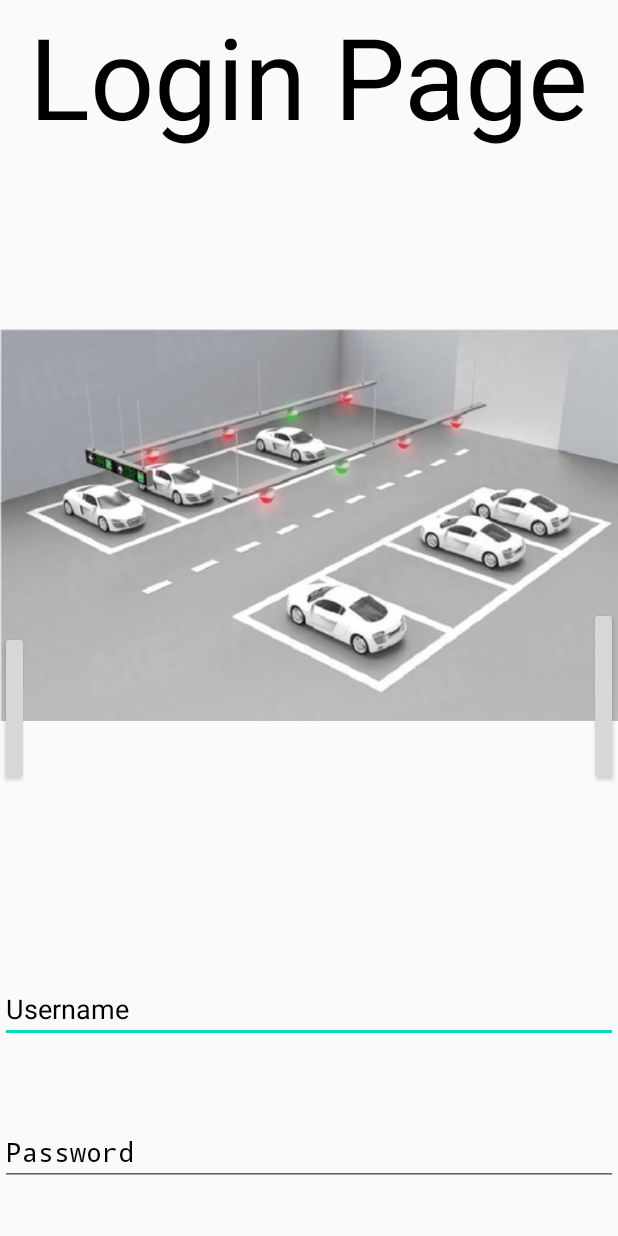
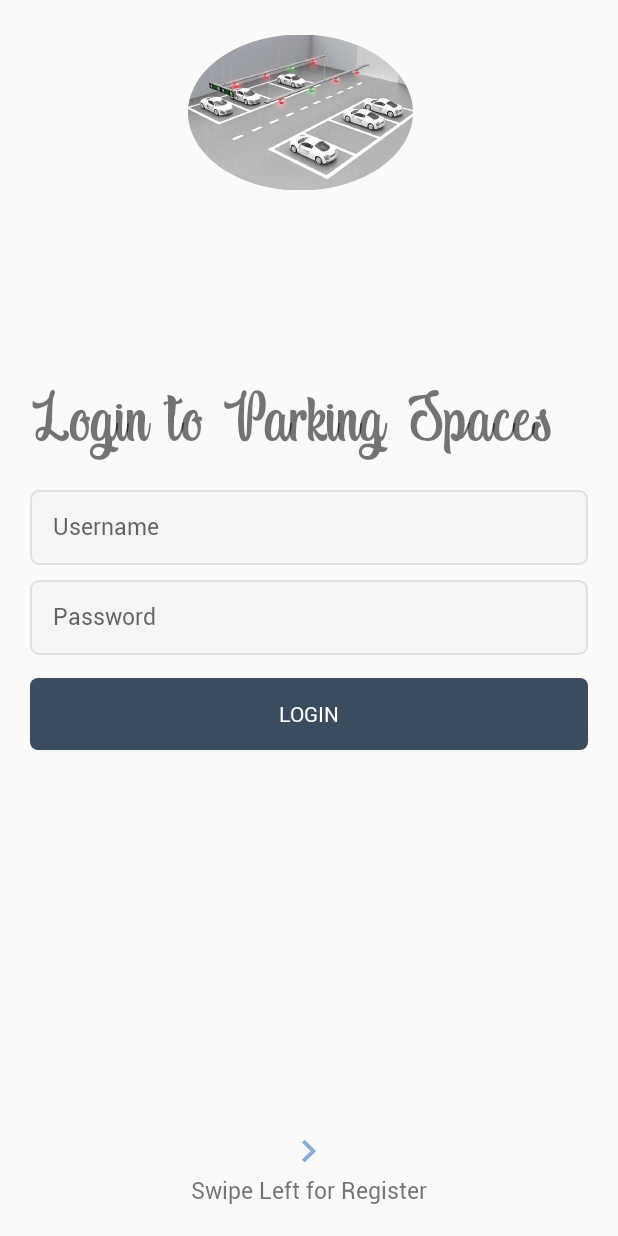
Before and after one commit to Parking-Spaces/Android, an Android app: the screen it shows after launch (MainActivity), on a phone screen of 412 x 824 dp. Run offline under Robolectric (Android 15) with nearby library versions, the phone set to English and light mode, and no system bars.

Commit message:
layout inicial criado e só com um warking

```diff
--- /dev/null
+++ b/app/src/main/java/com/example/parkingspaces/LoginFragment.java
@@ -0,0 +1,22 @@
+package com.example.parkingspaces;
+
+
+import android.os.Bundle;
+import android.support.v4.app.Fragment;
+import android.view.LayoutInflater;
+import android.view.View;
+import android.view.ViewGroup;
+
+public class LoginFragment extends Fragment {
+
+
+    public LoginFragment() {
+
+    }
+
+    @Override
+    public View onCreateView(LayoutInflater inflater, ViewGroup container, Bundle savedInstanceState) {
+        return inflater.inflate(R.layout.fragment_login, container, false);
+    }
+
+}
--- a/app/src/main/java/com/example/parkingspaces/MainActivity.java
+++ b/app/src/main/java/com/example/parkingspaces/MainActivity.java
@@ -1,39 +1,50 @@
 package com.example.parkingspaces;
 
-import android.app.Activity;
+import android.support.v4.app.*;
+import android.support.v4.view.ViewPager;
+import android.support.v7.app.AppCompatActivity;
 import android.os.Bundle;
 
-import android.widget.Button;
-import android.widget.EditText;
-import android.widget.Toast;
+import java.util.ArrayList;
 
-
-public class MainActivity extends Activity  {
-    Button b1,b2;
-    EditText ed1,ed2;
+public class MainActivity extends AppCompatActivity {
 
     @Override
     protected void onCreate(Bundle savedInstanceState) {
         super.onCreate(savedInstanceState);
         setContentView(R.layout.activity_main);
 
-        b1 = (Button)findViewById(R.id.button);
-        ed1 = (EditText)findViewById(R.id.editText);
-        ed2 = (EditText)findViewById(R.id.editText2);
+        ViewPager viewPager = findViewById(R.id.viewPager);
 
-        b2 = (Button)findViewById(R.id.button2);
+        AuthenticationPagerAdapter pagerAdapter = new AuthenticationPagerAdapter(getSupportFragmentManager());
+        pagerAdapter.addFragment(new LoginFragment());
+        pagerAdapter.addFragment(new RegisterFragment());
+        viewPager.setAdapter(pagerAdapter);
+    }
+    static class AuthenticationPagerAdapter extends FragmentPagerAdapter {
 
-        b1.setOnClickListener(v -> {
-            if(ed1.getText().toString().equals("admin") &&
-                    ed2.getText().toString().equals("admin")) {
-                Toast.makeText(getApplicationContext(),
-                        "Redirecting...",Toast.LENGTH_SHORT).show();
-            }
+        private final ArrayList<Fragment> fragmentList = new ArrayList<>();
 
-            else
-                Toast.makeText(getApplicationContext(), "Wrong credentials",Toast.LENGTH_SHORT).show();
-        });
+        public AuthenticationPagerAdapter(FragmentManager manager) {
 
-        b2.setOnClickListener(v -> finish());
+            super(manager);
+        }
+
+        @Override
+        public Fragment getItem(int i) {
+
+            return fragmentList.get(i);
+        }
+
+        @Override
+        public int getCount() {
+
+            return fragmentList.size();
+        }
+
+        void addFragment(Fragment fragment) {
+
+            fragmentList.add(fragment);
+        }
     }
 }
--- /dev/null
+++ b/app/src/main/java/com/example/parkingspaces/RegisterFragment.java
@@ -0,0 +1,24 @@
+package com.example.parkingspaces;
+
+
+import android.os.Bundle;
+import android.support.v4.app.Fragment;
+import android.view.LayoutInflater;
+import android.view.View;
+import android.view.ViewGroup;
+
+
+public class RegisterFragment extends Fragment {
+
+
+    public RegisterFragment() {
+
+    }
+
+    @Override
+    public View onCreateView(LayoutInflater inflater, ViewGroup container, Bundle savedInstanceState) {
+
+        return inflater.inflate(R.layout.fragment_register, container, false);
+    }
+
+}
--- /dev/null
+++ b/app/src/main/res/drawable-v24/button_custom.xml
@@ -0,0 +1,14 @@
+<?xml version="1.0" encoding="utf-8"?>
+<shape xmlns:android="http://schemas.android.com/apk/res/android"
+    android:padding="10dp"
+    android:shape="rectangle" >
+
+    <solid android:color="#3b4c5e" />
+
+    <corners
+        android:bottomLeftRadius="5dp"
+        android:bottomRightRadius="5dp"
+        android:topLeftRadius="5dp"
+        android:topRightRadius="5dp" />
+
+</shape>
--- /dev/null
+++ b/app/src/main/res/drawable-v24/swipe_right.xml
@@ -0,0 +1,12 @@
+<vector xmlns:tools="http://schemas.android.com/tools"
+    android:height="24dp"
+    android:tint="@color/colorPrimary"
+    android:viewportHeight="24.0"
+    android:viewportWidth="24.0"
+    android:width="24dp"
+    xmlns:android="http://schemas.android.com/apk/res/android"
+    tools:ignore="VectorRaster">
+    <path
+        android:fillColor="#b3d2f1"
+        android:pathData="M8.59,16.34l4.58,-4.59 -4.58,-4.59L10,5.75l6,6 -6,6z"/>
+</vector>
--- /dev/null
+++ b/app/src/main/res/drawable-v24/text_box_custom.xml
@@ -0,0 +1,20 @@
+<?xml version="1.0" encoding="utf-8"?>
+<shape
+
+    xmlns:android="http://schemas.android.com/apk/res/android"
+    android:padding="10dp"
+    android:shape="rectangle">
+
+    <solid android:color="#f5f5f5" />
+
+    <stroke
+        android:width="1dp"
+        android:color="#e0e0e0" />
+
+    <corners
+        android:bottomLeftRadius="5dp"
+        android:bottomRightRadius="5dp"
+        android:topLeftRadius="5dp"
+        android:topRightRadius="5dp" />
+
+</shape>
--- a/app/src/main/res/layout/activity_main.xml
+++ b/app/src/main/res/layout/activity_main.xml
@@ -1,89 +1,14 @@
-<?xml version = "1.0" encoding = "utf-8"?>
+<?xml version="1.0" encoding="utf-8"?>
 <RelativeLayout
-    xmlns:android = "http://schemas.android.com/apk/res/android"
-    xmlns:tools = "http://schemas.android.com/tools"
-    android:width="100dp"
-    android:height = "100dp"
+    xmlns:android="http://schemas.android.com/apk/res/android"
+    xmlns:tools="http://schemas.android.com/tools"
     android:layout_width="match_parent"
     android:layout_height="match_parent"
-    android:orientation="vertical"
-    android:gravity="center"
-    tools:context = ".MainActivity">
+    tools:context=".MainActivity">
 
-    <TextView
-        android:text = "Login Page"
-        android:layout_width="wrap_content"
-        android:layout_height = "wrap_content"
-        android:id = "@+id/textview"
-        android:textSize = "75dp"
-        android:textColor="@color/black"
-        android:layout_alignParentTop = "true"
-        android:layout_centerHorizontal = "true"
-        tools:ignore="HardcodedText,SpUsage" />
-
-    <EditText
-        android:id="@+id/editText"
-        android:layout_width="wrap_content"
-        android:layout_height="wrap_content"
-        android:layout_below="@+id/imageView"
-        android:layout_alignParentStart="true"
-        android:layout_alignParentLeft="true"
-        android:layout_alignParentEnd="true"
-        android:layout_alignParentRight="true"
-        android:layout_marginTop="50dp"
-        android:focusable="true"
-        android:hint="Username"
-        android:textColorHighlight="@android:color/black"
-        android:textColorHint="@android:color/black"
-        tools:ignore="Autofill,HardcodedText,TextFields" />
-
-    <ImageView
-        android:layout_width="500dp"
-        android:layout_height="500dp"
-        android:id="@+id/imageView"
-        android:src="@drawable/parking"
-        android:layout_centerHorizontal="true"
-        android:layout_marginTop="100dp"
-        tools:ignore="ContentDescription" />
-
-    <EditText
-        android:id="@+id/editText2"
-        android:layout_width="wrap_content"
-        android:layout_height="wrap_content"
-        android:layout_below="@+id/editText"
-        android:layout_alignEnd="@+id/editText"
-        android:layout_alignRight="@+id/editText"
-        android:layout_alignParentStart="true"
-        android:layout_alignParentLeft="true"
-        android:layout_marginTop="50dp"
-        android:ems="10"
-        android:hint="Password"
-        android:inputType="textPassword"
-        android:textColorHint="@android:color/black"
-        tools:ignore="Autofill,HardcodedText" />
-
-    <Button
-        android:id="@+id/button"
-        android:layout_width="wrap_content"
-        android:layout_height="wrap_content"
-        android:layout_alignParentBottom="true"
-        android:layout_marginEnd="0dp"
-        android:layout_marginRight="0dp"
-        android:layout_marginBottom="300dp"
-        android:layout_toStartOf="@+id/textview"
-        android:layout_toLeftOf="@+id/textview"
-        android:text="login"
-        tools:ignore="HardcodedText" />
-
-    <Button
-        android:id="@+id/button2"
-        android:layout_width="wrap_content"
-        android:layout_height="wrap_content"
-        android:layout_alignParentBottom="true"
-        android:layout_marginBottom="300dp"
-        android:layout_toEndOf="@+id/textview"
-        android:layout_toRightOf="@+id/textview"
-        android:text="Cancel"
-        tools:ignore="HardcodedText" />
+    <android.support.v4.view.ViewPager
+        android:id="@+id/viewPager"
+        android:layout_width="match_parent"
+        android:layout_height="match_parent"/>
 
 </RelativeLayout>
--- /dev/null
+++ b/app/src/main/res/layout/fragment_login.xml
@@ -0,0 +1,96 @@
+<?xml version="1.0" encoding="utf-8"?>
+<RelativeLayout
+
+    xmlns:android="http://schemas.android.com/apk/res/android"
+    xmlns:tools="http://schemas.android.com/tools"
+    android:layout_width="match_parent"
+    android:layout_height="match_parent"
+    tools:context=".LoginFragment">
+
+    <TextView
+        android:id="@+id/title"
+        android:layout_width="wrap_content"
+        android:layout_height="wrap_content"
+        android:text="@string/app_name_login"
+        android:textSize="50sp"
+        android:fontFamily="@font/indigo_daisy"
+        android:layout_marginStart="20dp"
+        android:layout_marginBottom="20dp"
+        android:layout_marginLeft="20dp"
+        android:layout_above="@id/username"/>
+
+    <ImageView
+        android:id="@+id/logo"
+        android:layout_width="150dp"
+        android:layout_height="130dp"
+        android:layout_alignParentTop="true"
+        android:layout_marginStart="125dp"
+        android:layout_marginLeft="25dp"
+        android:layout_marginTop="10dp"
+        android:src="@drawable/parking"
+        tools:ignore="ContentDescription" />
+
+    <EditText
+        android:id="@+id/username"
+        android:layout_width="match_parent"
+        android:layout_height="50dp"
+        android:hint="@string/username"
+        android:layout_marginLeft="20dp"
+        android:layout_marginRight="20dp"
+        android:padding="15dp"
+        android:inputType="text"
+        android:fontFamily="@font/roboto_regular"
+        android:layout_above="@id/password"
+        android:background="@drawable/text_box_custom"
+        android:textSize="15sp"
+        android:importantForAutofill="no" />
+
+    <EditText
+        android:id="@+id/password"
+        android:layout_width="match_parent"
+        android:layout_height="50dp"
+        android:hint="@string/password"
+        android:layout_marginLeft="20dp"
+        android:layout_marginRight="20dp"
+        android:layout_marginTop="10dp"
+        android:padding="15dp"
+        android:fontFamily="@font/roboto_regular"
+        android:inputType="textPassword"
+        android:layout_centerInParent="true"
+        android:background="@drawable/text_box_custom"
+        android:textSize="15sp"
+        android:importantForAutofill="no" />
+
+    <Button
+        android:id="@+id/button_login"
+        android:layout_width="match_parent"
+        android:layout_height="wrap_content"
+        android:layout_below="@id/password"
+        android:background="@drawable/button_custom"
+        android:layout_marginLeft="20dp"
+        android:layout_marginRight="20dp"
+        android:layout_marginTop="15dp"
+        android:fontFamily="@font/roboto_regular"
+        android:textColor="@android:color/white"
+        android:text="@string/login"/>
+
+    <ImageView
+        android:layout_width="30dp"
+        android:layout_height="30dp"
+        android:src="@drawable/swipe_right"
+        android:layout_above="@id/swipeRight"
+        android:layout_centerHorizontal="true"
+        tools:ignore="ContentDescription" />
+
+    <TextView
+        android:id="@+id/swipeRight"
+        android:layout_width="wrap_content"
+        android:layout_height="wrap_content"
+        android:text="@string/swipe_left_for_register"
+        android:textSize="15sp"
+        android:fontFamily="@font/roboto_regular"
+        android:layout_centerHorizontal="true"
+        android:layout_alignParentBottom="true"
+        android:layout_marginBottom="20dp"/>
+
+</RelativeLayout>
--- a/app/src/main/res/values/colors.xml
+++ b/app/src/main/res/values/colors.xml
@@ -1,10 +1,6 @@
 <?xml version="1.0" encoding="utf-8"?>
 <resources>
-    <color name="purple_200">#FFBB86FC</color>
-    <color name="purple_500">#FF6200EE</color>
-    <color name="purple_700">#FF3700B3</color>
-    <color name="teal_200">#FF03DAC5</color>
-    <color name="teal_700">#FF018786</color>
-    <color name="black">#FF000000</color>
-    <color name="white">#FFFFFFFF</color>
+    <color name="colorPrimary">#84acd4</color>
+    <color name="colorPrimaryDark">#6786a5</color>
+    <color name="colorAccent">#4a6076</color>
 </resources>
--- a/app/src/main/res/values/strings.xml
+++ b/app/src/main/res/values/strings.xml
@@ -1,3 +1,14 @@
 <resources>
     <string name="app_name">Parking Spaces</string>
+    <string name="app_name_login">Login to Parking Spaces</string>
+    <string name="swipe_left_for_register">Swipe Left for Register</string>
+    <string name="swipe_right_for_login">Swipe Right for Login</string>
+    <string name="login">Login</string>
+    <string name="register">Create your account</string>
+    <string name="username">Username</string>
+    <string name="password">Password</string>
+    <string name="re_type_password">Re-type Password</string>
+    <string name="name">Username</string>
+    <string name="email">Email address</string>
+    <string name="logo"/>
 </resources>
--- /dev/null
+++ b/app/src/main/res/values/styles.xml
@@ -0,0 +1,14 @@
+<resources>
+
+    <style name="AppTheme" parent="Theme.AppCompat.Light.DarkActionBar">
+        <item name="colorPrimary">#84acd4</item>
+        <item name="colorPrimaryDark">#6786a5</item>
+        <item name="colorAccent">#4a6076</item>
+    </style>
+
+    <style name="AppTheme.NoActionBar">
+        <item name="windowActionBar">false</item>
+        <item name="windowNoTitle">true</item>
+    </style>
+
+</resources>
```
Also changed, not shown: app/build.gradle (+8 -4 lines), app/src/main/AndroidManifest.xml (+7 -4 lines), app/src/main/res/drawable-v24/swipe_left.xml (added, +12 -0 lines), app/src/main/res/layout/fragment_register.xml (added, +129 -0 lines), app/src/main/res/drawable-v24/parking.png, app/src/main/res/font/indigo_daisy.ttf (added), app/src/main/res/font/roboto_regular.ttf (added), gradle/wrapper/gradle-wrapper.properties, 3 other files.
